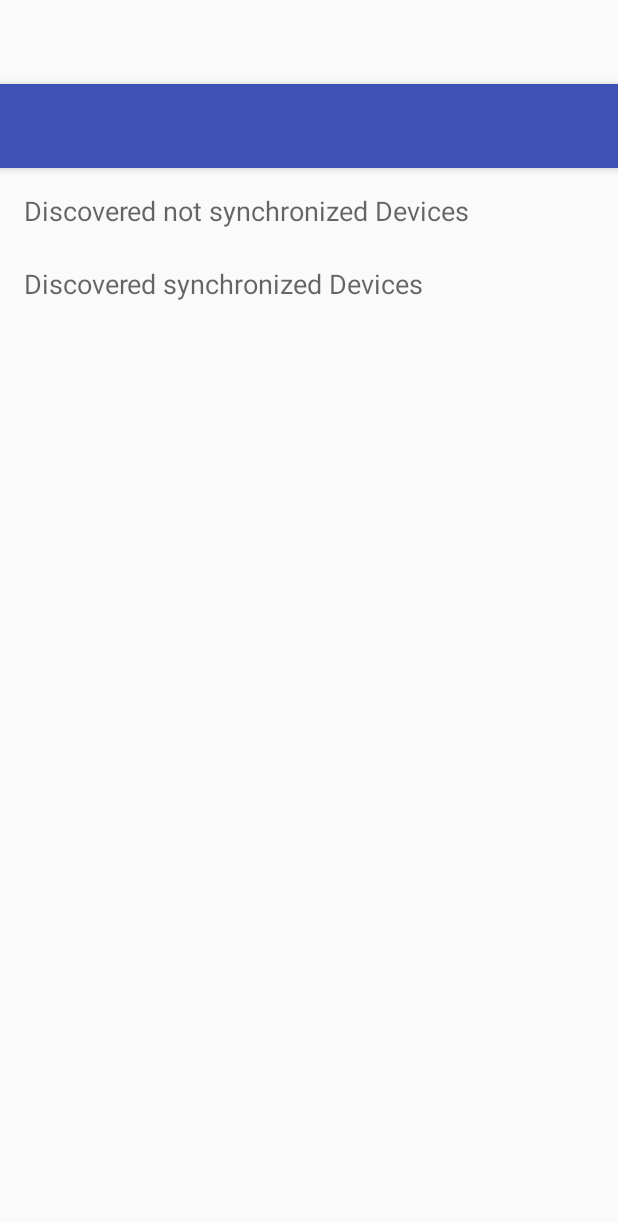
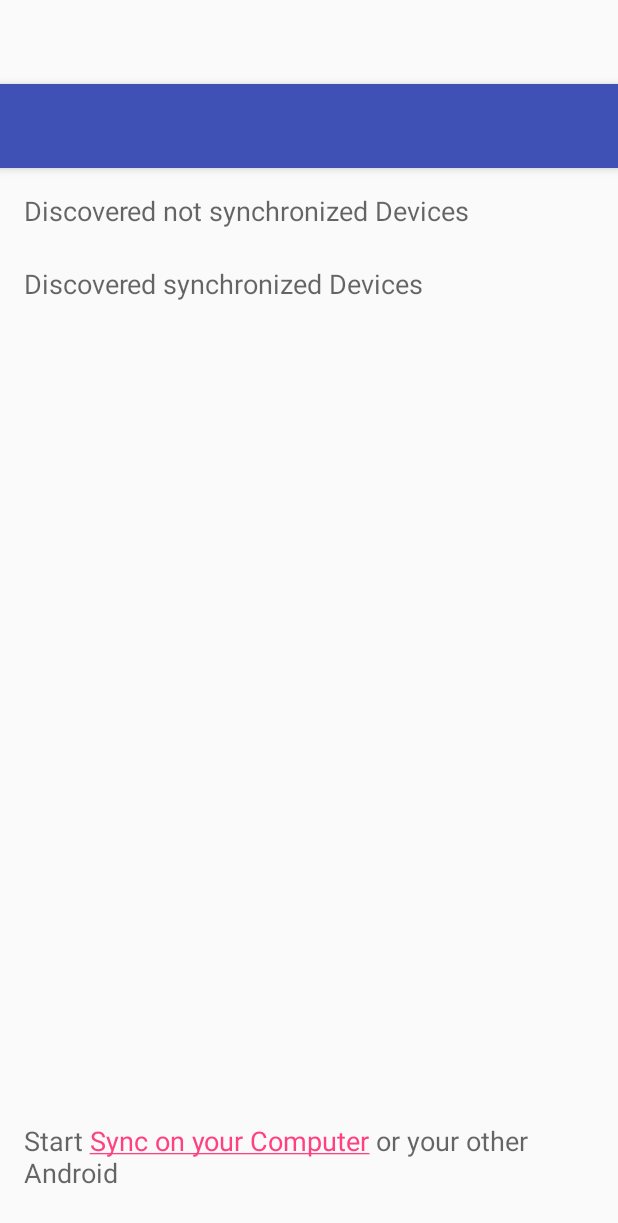
Before and after one commit to dankito/Sync, an Android app: the layout app_bar_main.xml on its own in the app's theme, with its tools: preview values and no code run, on a phone screen of 412 x 824 dp. Shown: the top 1223 px of the screen. Run offline under Robolectric (Android 15) with nearby library versions, the phone set to English and light mode, and no system bars.

Commit message:
Forgot to set txtvwStartSyncAppOnOtherDeviceHint's text

```diff
--- a/SyncAndroidApp/src/main/res/layout/content_main.xml
+++ b/SyncAndroidApp/src/main/res/layout/content_main.xml
@@ -82,6 +82,7 @@
         android:contextClickable="true"
         android:linksClickable="true"
         style="@style/TextAppearance.AppCompat.Medium"
+        android:text="@string/start_sync_app_on_other_device"
     />
 
 
```
